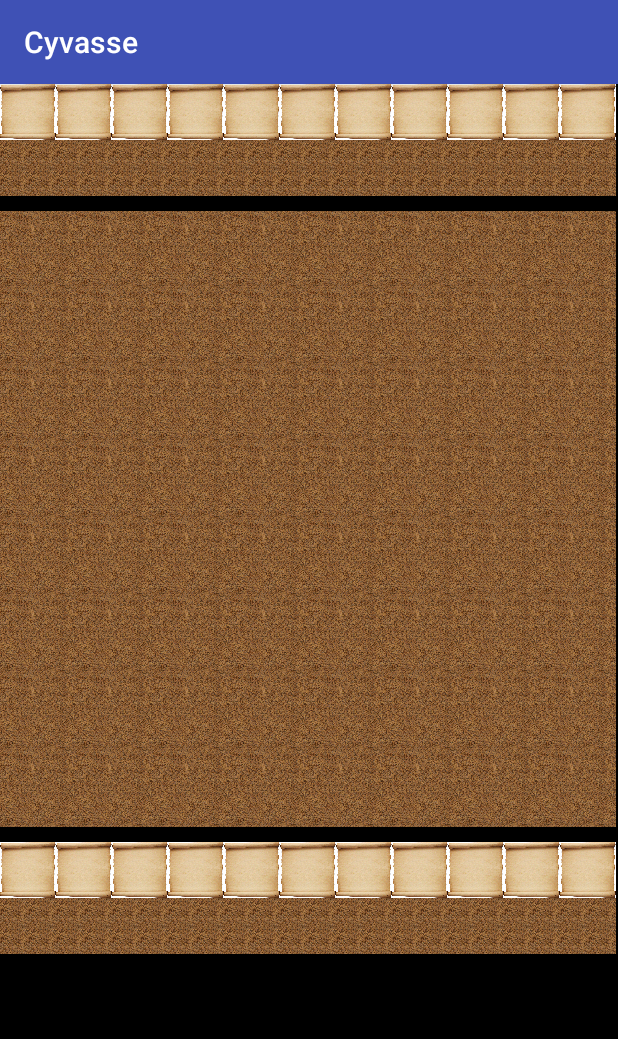
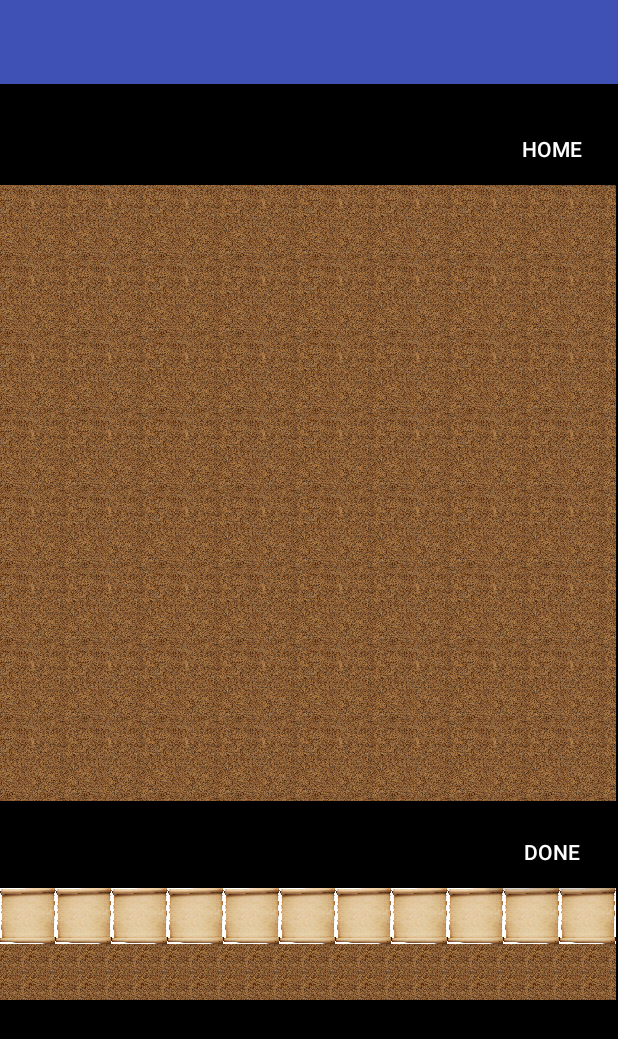
Before and after one commit to chclause/Cyvasse, an Android app: the screen it shows after launch (OfflineGameActivity before the commit, NewGameActivity after it), after a tap on "NEW GAME", on a phone screen of 412 x 824 dp. Shown: the top 1039 px of the screen. Run offline under Robolectric (Android 15) with nearby library versions, the phone set to English and light mode, and no system bars.

Commit message:
Added menu activity layout and some functionality.  Updated some button functionality to link to the new activities

```diff
--- a/app/src/main/java/com/example/charlie/cyvasse/MainActivity.kt
+++ b/app/src/main/java/com/example/charlie/cyvasse/MainActivity.kt
@@ -11,9 +11,18 @@ class MainActivity : AppCompatActivity() {
         super.onCreate(savedInstanceState)
         setContentView(R.layout.activity_main)
 
+        // Start a new game
         newGameButton.setOnClickListener {
-            val intent = Intent(applicationContext, OfflineGameActivity::class.java)
+            val intent = Intent(applicationContext, NewGameActivity::class.java)
             startActivity(intent)
+        }
+        // Load an old game
+        loadGameButton.setOnClickListener {
+            // TODO: Implement when LoadGameActivity is created
+        }
+        // How To
+        howToButton.setOnClickListener {
+            // TODO: Implement when HowToActivity is created
         }
     }
 }
--- a/app/src/main/java/com/example/charlie/cyvasse/NewGameActivity.kt
+++ b/app/src/main/java/com/example/charlie/cyvasse/NewGameActivity.kt
@@ -1,5 +1,6 @@
 package com.example.charlie.cyvasse
 
+import android.content.Intent
 import android.os.Bundle
 import android.support.design.widget.Snackbar
 import android.support.v7.app.AppCompatActivity
@@ -27,6 +28,19 @@ class NewGameActivity : AppCompatActivity() {
                 //TODO: Set a global selection to position
             }
         }
+
+        // Hook up done button
+        doneButton.setOnClickListener {
+            // TODO: Implement checks for all tiles being set when more game logic exists
+            // TODO: Check which player is setting tiles and start game or just clear itself
+            val intent = Intent(applicationContext, OfflineGameActivity::class.java)
+            startActivity(intent)
+        }
+        // Go home
+        startScreenHomeButton.setOnClickListener {
+            val intent = Intent(applicationContext, MainActivity::class.java)
+            startActivity(intent)
+        }
     }
 
 }
--- a/app/src/main/res/layout/content_new_game.xml
+++ b/app/src/main/res/layout/content_new_game.xml
@@ -16,13 +16,13 @@
         android:text="CYVASSE"
         android:textAlignment="center"/>
     <Button
-        android:id="@+id/startScreenMenuButton"
+        android:id="@+id/startScreenHomeButton"
         android:textColor="#ffffff"
         android:background="#000000"
         android:layout_width="wrap_content"
         android:layout_height="wrap_content"
         android:layout_gravity="end"
-        android:text="menu"/>
+        android:text="home"/>
     <GridView
         android:layout_width="wrap_content"
         android:layout_height="wrap_content"
```
